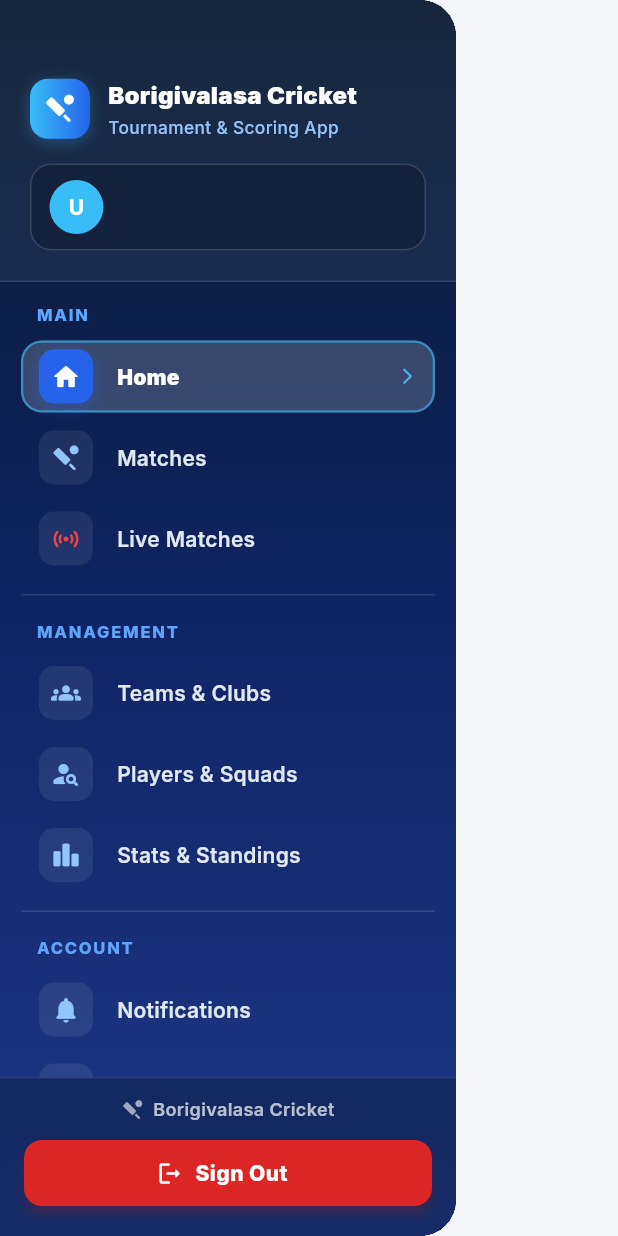
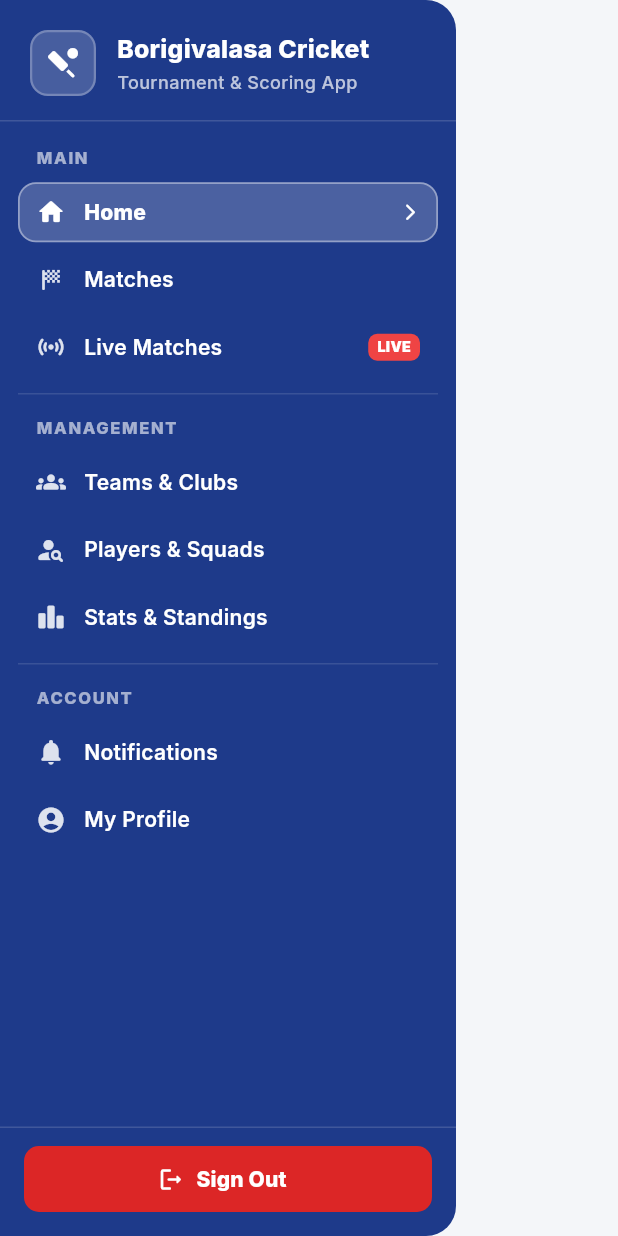
Before and after one commit to rajeshkinjarapu/cricket_borigivalasa, a Flutter app: the AppDrawer widget shown alone on an empty page, opened directly, on a phone screen of 412 x 824 dp. Run offline on Flutter 3.47's test engine with Material 3 defaults, Android fonts, the phone set to English and light mode, and no system bars; our stand-ins replace cloud_firestore, firebase_auth, firebase_core, firebase_storage, fl_chart, flutter_riverpod and 3 more; accounts and stored records are empty.

Commit message:
refactor: simplify sidebar drawer with single royal blue theme and remove admin badge card

```diff
--- a/lib/features/dashboard/presentation/widgets/app_drawer.dart
+++ b/lib/features/dashboard/presentation/widgets/app_drawer.dart
@@ -2,11 +2,12 @@ import 'package:flutter/material.dart';
 import 'package:flutter_riverpod/flutter_riverpod.dart';
 import 'package:go_router/go_router.dart';
 import '../../../../core/constants/app_constants.dart';
-import '../../../auth/data/models/app_user.dart';
 import '../../../auth/presentation/providers/auth_providers.dart';
 
 class AppDrawer extends ConsumerWidget {
   const AppDrawer({super.key});
+
+  static const Color drawerBlue = Color(0xFF1E3A8A); // Clean, solid Royal Blue theme
 
   @override
   Widget build(BuildContext context, WidgetRef ref) {
@@ -15,37 +16,81 @@ class AppDrawer extends ConsumerWidget {
     final bool isAdmin = user?.role == UserRole.admin;
 
     return Drawer(
-      backgroundColor: const Color(0xFF0A192F),
+      backgroundColor: drawerBlue,
       shape: const RoundedRectangleBorder(
         borderRadius: BorderRadius.only(
-          topRight: Radius.circular(24),
-          bottomRight: Radius.circular(24),
+          topRight: Radius.circular(20),
+          bottomRight: Radius.circular(20),
         ),
       ),
-      child: Container(
-        decoration: const BoxDecoration(
-          gradient: LinearGradient(
-            begin: Alignment.topCenter,
-            end: Alignment.bottomCenter,
-            colors: [
-              Color(0xFF0A192F), // Deep Navy
-              Color(0xFF0F2464), // Royal Navy
-              Color(0xFF1E3A8A), // Cricket Blue
-            ],
-          ),
-        ),
+      child: SafeArea(
         child: Column(
           children: [
-            // ── Top Header with App Title & Logged-in User Info ──
-            _buildDrawerHeader(context, user, isAdmin),
+            // ── Clean App Header (No Administrator Box) ──
+            Container(
+              width: double.infinity,
+              padding: const EdgeInsets.fromLTRB(20, 20, 20, 16),
+              decoration: BoxDecoration(
+                border: Border(
+                  bottom: BorderSide(color: Colors.white.withOpacity(0.15), width: 1),
+                ),
+              ),
+              child: Row(
+                children: [
+                  Container(
+                    width: 44,
+                    height: 44,
+                    decoration: BoxDecoration(
+                      color: Colors.white.withOpacity(0.18),
+                      borderRadius: BorderRadius.circular(12),
+                      border: Border.all(color: Colors.white.withOpacity(0.25), width: 1.5),
+                    ),
+                    alignment: Alignment.center,
+                    child: const Icon(
+                      Icons.sports_cricket_rounded,
+                      color: Colors.white,
+                      size: 24,
+                    ),
+                  ),
+                  const SizedBox(width: 14),
+                  const Expanded(
+                    child: Column(
+                      crossAxisAlignment: CrossAxisAlignment.start,
+                      children: [
+                        Text(
+                          'Borigivalasa Cricket',
+                          style: TextStyle(
+                            color: Colors.white,
+                            fontSize: 16.5,
+                            fontWeight: FontWeight.w800,
+                            letterSpacing: 0.2,
+                          ),
+                          maxLines: 1,
+                          overflow: TextOverflow.ellipsis,
+                        ),
+                        SizedBox(height: 2),
+                        Text(
+                          'Tournament & Scoring App',
+                          style: TextStyle(
+                            color: Colors.white70,
+                            fontSize: 12,
+                            fontWeight: FontWeight.w500,
+                          ),
+                        ),
+                      ],
+                    ),
+                  ),
+                ],
+              ),
+            ),
 
             // ── Navigation Items List ──
             Expanded(
               child: ListView(
-                padding: const EdgeInsets.symmetric(horizontal: 14, vertical: 8),
+                padding: const EdgeInsets.symmetric(horizontal: 12, vertical: 10),
                 children: [
-                  // ── Group 1: MAIN ──
-                  _buildSectionHeader('MAIN'),
+                  // ── MAIN ──
+                  _buildSectionLabel('MAIN'),
                   _buildNavItem(
                     context: context,
                     icon: Icons.home_rounded,
@@ -59,7 +104,7 @@ class AppDrawer extends ConsumerWidget {
                   ),
                   _buildNavItem(
                     context: context,
-                    icon: Icons.sports_cricket_rounded,
+                    icon: Icons.sports_score_rounded,
                     label: 'Matches',
                     route: '/matches-list',
                     currentLocation: currentLocation,
@@ -74,21 +119,20 @@ class AppDrawer extends ConsumerWidget {
                     label: 'Live Matches',
                     route: '/live-matches',
                     currentLocation: currentLocation,
-                    accentColor: const Color(0xFFEF4444),
+                    badgeText: 'LIVE',
+                    badgeColor: const Color(0xFFEF4444),
                     onTap: () {
                       Navigator.pop(context);
                       context.push('/live-matches');
                     },
                   ),
 
-                  const SizedBox(height: 10),
+                  const SizedBox(height: 8),
                   Divider(height: 1, color: Colors.white.withOpacity(0.12)),
-                  const SizedBox(height: 10),
+                  const SizedBox(height: 8),
 
-                  // ── Group 2: MANAGEMENT ──
-                  _buildSectionHeader('MANAGEMENT'),
-
-                  // ONLY ADMIN sees Tournaments
+                  // ── MANAGEMENT ──
+                  _buildSectionLabel('MANAGEMENT'),
                   if (isAdmin)
                     _buildNavItem(
                       context: context,
@@ -96,13 +140,11 @@ class AppDrawer extends ConsumerWidget {
                       label: 'Tournaments',
                       route: '/tournaments',
                       currentLocation: currentLocation,
-                      accentColor: const Color(0xFFF59E0B),
                       onTap: () {
                         Navigator.pop(context);
                         context.push('/tournaments');
                       },
                     ),
-
                   _buildNavItem(
                     context: context,
                     icon: Icons.groups_rounded,
@@ -129,7 +171,7 @@ class AppDrawer extends ConsumerWidget {
                     _buildNavItem(
                       context: context,
                       icon: Icons.manage_accounts_rounded,
-                      label: 'Manage Members',
+                      label: 'Members',
                       route: '/members',
                       currentLocation: currentLocation,
                       onTap: () {
@@ -149,12 +191,12 @@ class AppDrawer extends ConsumerWidget {
                     },
                   ),
 
-                  const SizedBox(height: 10),
+                  const SizedBox(height: 8),
                   Divider(height: 1, color: Colors.white.withOpacity(0.12)),
-                  const SizedBox(height: 10),
+                  const SizedBox(height: 8),
 
-                  // ── Group 3: ACCOUNT ──
-                  _buildSectionHeader('ACCOUNT'),
+                  // ── ACCOUNT ──
+                  _buildSectionLabel('ACCOUNT'),
                   _buildNavItem(
                     context: context,
                     icon: Icons.notifications_rounded,
@@ -181,170 +223,60 @@ class AppDrawer extends ConsumerWidget {
               ),
             ),
 
-            // ── Footer with App Version & Sign Out Button ──
-            _buildDrawerFooter(context, ref),
+            // ── Clean Footer with Sign Out ──
+            Container(
+              padding: const EdgeInsets.fromLTRB(16, 12, 16, 16),
+              decoration: BoxDecoration(
+                border: Border(
+                  top: BorderSide(color: Colors.white.withOpacity(0.15), width: 1),
+                ),
+              ),
+              child: SizedBox(
+                width: double.infinity,
+                height: 44,
+                child: ElevatedButton.icon(
+                  onPressed: () => _confirmSignOut(context, ref),
+                  icon: const Icon(Icons.logout_rounded, color: Colors.white, size: 18),
+                  label: const Text(
+                    'Sign Out',
+                    style: TextStyle(
+                      color: Colors.white,
+                      fontWeight: FontWeight.w800,
+                      fontSize: 14,
+                    ),
+                  ),
+                  style: ElevatedButton.styleFrom(
+                    backgroundColor: const Color(0xFFDC2626),
+                    foregroundColor: Colors.white,
+                    elevation: 0,
+                    shape: RoundedRectangleBorder(
+                      borderRadius: BorderRadius.circular(10),
+                    ),
+                  ),
+                ),
+              ),
+            ),
           ],
         ),
       ),
     );
   }
 
-  // ── Header Widget (Rich Cricket Blue Header) ──
-  Widget _buildDrawerHeader(BuildContext context, AppUser? user, bool isAdmin) {
-    return Container(
-      width: double.infinity,
-      padding: const EdgeInsets.fromLTRB(20, 52, 20, 20),
-      decoration: BoxDecoration(
-        color: Colors.white.withOpacity(0.06),
-        border: Border(
-          bottom: BorderSide(color: Colors.white.withOpacity(0.12), width: 1),
-        ),
-      ),
-      child: Column(
-        crossAxisAlignment: CrossAxisAlignment.start,
-        children: [
-          // App Title + Logo
-          Row(
-            children: [
-              Container(
-                padding: const EdgeInsets.all(9),
-                decoration: BoxDecoration(
-                  gradient: const LinearGradient(
-                    colors: [Color(0xFF38BDF8), Color(0xFF2563EB)],
-                  ),
-                  borderRadius: BorderRadius.circular(12),
-                  boxShadow: [
-                    BoxShadow(
-                      color: const Color(0xFF38BDF8).withOpacity(0.3),
-                      blurRadius: 8,
-                      offset: const Offset(0, 2),
-                    ),
-                  ],
-                ),
-                child: const Icon(
-                  Icons.sports_cricket_rounded,
-                  color: Colors.white,
-                  size: 22,
-                ),
-              ),
-              const SizedBox(width: 12),
-              const Expanded(
-                child: Column(
-                  crossAxisAlignment: CrossAxisAlignment.start,
-                  children: [
-                    Text(
-                      'Borigivalasa Cricket',
-                      style: TextStyle(
-                        color: Colors.white,
-                        fontSize: 16,
-                        fontWeight: FontWeight.w900,
-                        letterSpacing: 0.2,
-                      ),
-                      maxLines: 1,
-                      overflow: TextOverflow.ellipsis,
-                    ),
-                    SizedBox(height: 2),
-                    Text(
-                      'Tournament & Scoring App',
-                      style: TextStyle(
-                        color: Color(0xFF93C5FD),
-                        fontSize: 11.5,
-                        fontWeight: FontWeight.w500,
-                      ),
-                    ),
-                  ],
-                ),
-              ),
-            ],
-          ),
-
-          const SizedBox(height: 16),
-
-          // User Profile Quick Bar
-          Container(
-            padding: const EdgeInsets.symmetric(horizontal: 12, vertical: 10),
-            decoration: BoxDecoration(
-              color: Colors.black.withOpacity(0.2),
-              borderRadius: BorderRadius.circular(14),
-              border: Border.all(color: Colors.white.withOpacity(0.15)),
-            ),
-            child: Row(
-              children: [
-                CircleAvatar(
-                  radius: 18,
-                  backgroundColor: const Color(0xFF38BDF8),
-                  backgroundImage: user?.photoUrl != null && user!.photoUrl!.isNotEmpty
-                      ? NetworkImage(user.photoUrl!)
-                      : null,
-                  child: user?.photoUrl == null || user!.photoUrl!.isEmpty
-                      ? Text(
-                          (user?.displayName.isNotEmpty ?? false)
-                              ? user!.displayName[0].toUpperCase()
-                              : 'U',
-                          style: const TextStyle(
-                            color: Colors.white,
-                            fontWeight: FontWeight.bold,
-                            fontSize: 14,
-                          ),
-                        )
-                      : null,
-                ),
-                const SizedBox(width: 10),
-                Expanded(
-                  child: Column(
-                    crossAxisAlignment: CrossAxisAlignment.start,
-                    mainAxisAlignment: MainAxisAlignment.center,
-                    children: [
-                      Text(
-                        user?.displayName ?? 'User',
-                        style: const TextStyle(
-                          color: Colors.white,
-                          fontWeight: FontWeight.bold,
-                          fontSize: 14,
-                        ),
-                        maxLines: 1,
-                        overflow: TextOverflow.ellipsis,
-                      ),
-                      if (isAdmin)
-                        const Padding(
-                          padding: EdgeInsets.only(top: 2),
-                          child: Text(
-                            '👑 Administrator',
-                            style: TextStyle(
-                              color: Color(0xFFFBBF24),
-                              fontSize: 11,
-                              fontWeight: FontWeight.w600,
-                            ),
-                          ),
-                        ),
-                    ],
-                  ),
-                ),
-              ],
-            ),
-          ),
-        ],
-      ),
-    );
-  }
-
-  // ── Section Header ──
-  Widget _buildSectionHeader(String title) {
+  Widget _buildSectionLabel(String text) {
     return Padding(
-      padding: const EdgeInsets.only(left: 10, top: 6, bottom: 6),
+      padding: const EdgeInsets.only(left: 12, top: 6, bottom: 6),
       child: Text(
-        title,
-        style: const TextStyle(
-          color: Color(0xFF60A5FA), // Sky Blue Accent
+        text,
+        style: TextStyle(
+          color: Colors.white.withOpacity(0.6),
           fontSize: 11,
           fontWeight: FontWeight.w800,
-          letterSpacing: 1.2,
+          letterSpacing: 1.1,
         ),
       ),
     );
   }
 
-  // ── Navigation Item (Blue Glassmorphic Active Pill) ──
   Widget _buildNavItem({
     required BuildContext context,
     required IconData icon,
@@ -352,135 +284,72 @@ class AppDrawer extends ConsumerWidget {
     required String route,
     required String currentLocation,
     required VoidCallback onTap,
-    Color? accentColor,
+    String? badgeText,
+    Color? badgeColor,
   }) {
     final bool isActive = currentLocation == route ||
         (route != '/admin' && route != '/member' && currentLocation.startsWith(route));
 
     return Padding(
-      padding: const EdgeInsets.symmetric(vertical: 3),
+      padding: const EdgeInsets.symmetric(vertical: 2.5),
       child: Material(
-        color: isActive
-            ? Colors.white.withOpacity(0.18)
-            : Colors.transparent,
+        color: isActive ? Colors.white.withOpacity(0.2) : Colors.transparent,
         shape: RoundedRectangleBorder(
-          borderRadius: BorderRadius.circular(14),
+          borderRadius: BorderRadius.circular(12),
           side: isActive
-              ? BorderSide(color: (accentColor ?? const Color(0xFF38BDF8)).withOpacity(0.6), width: 1.5)
+              ? BorderSide(color: Colors.white.withOpacity(0.4), width: 1.2)
               : BorderSide.none,
         ),
-        child: ListTile(
+        child: InkWell(
           onTap: onTap,
-          shape: RoundedRectangleBorder(borderRadius: BorderRadius.circular(14)),
-          contentPadding: const EdgeInsets.symmetric(horizontal: 12, vertical: 0),
-          dense: true,
-          leading: Container(
-            width: 36,
-            height: 36,
-            decoration: BoxDecoration(
-              color: isActive
-                  ? (accentColor ?? const Color(0xFF2563EB))
-                  : Colors.white.withOpacity(0.08),
-              borderRadius: BorderRadius.circular(10),
-              boxShadow: isActive
-                  ? [
-                      BoxShadow(
-                        color: (accentColor ?? const Color(0xFF2563EB)).withOpacity(0.4),
-                        blurRadius: 8,
-                        offset: const Offset(0, 2),
+          borderRadius: BorderRadius.circular(12),
+          child: Padding(
+            padding: const EdgeInsets.symmetric(horizontal: 12, vertical: 10),
+            child: Row(
+              children: [
+                Icon(
+                  icon,
+                  color: isActive ? Colors.white : Colors.white.withOpacity(0.85),
+                  size: 20,
+                ),
+                const SizedBox(width: 12),
+                Expanded(
+                  child: Text(
+                    label,
+                    style: TextStyle(
+                      color: Colors.white,
+                      fontSize: 14,
+                      fontWeight: isActive ? FontWeight.w800 : FontWeight.w600,
+                      letterSpacing: 0.2,
+                    ),
+                  ),
+                ),
+                if (badgeText != null)
+                  Container(
+                    padding: const EdgeInsets.symmetric(horizontal: 6, vertical: 2),
+                    decoration: BoxDecoration(
+                      color: badgeColor ?? Colors.red,
+                      borderRadius: BorderRadius.circular(6),
+                    ),
+                    child: Text(
+                      badgeText,
+                      style: const TextStyle(
+                        color: Colors.white,
+                        fontSize: 9.5,
+                        fontWeight: FontWeight.w900,
                       ),
-                    ]
-                  : null,
-            ),
-            child: Icon(
-              icon,
-              color: isActive ? Colors.white : (accentColor ?? const Color(0xFF93C5FD)),
-              size: 20,
+                    ),
+                  )
+                else if (isActive)
+                  const Icon(
+                    Icons.arrow_forward_ios_rounded,
+                    color: Colors.white,
+                    size: 13,
+                  ),
+              ],
             ),
           ),
-          title: Text(
-            label,
-            style: TextStyle(
-              color: isActive ? Colors.white : const Color(0xFFE2E8F0),
-              fontWeight: isActive ? FontWeight.w900 : FontWeight.w600,
-              fontSize: 14,
-              letterSpacing: 0.2,
-            ),
-          ),
-          trailing: isActive
-              ? Icon(
-                  Icons.arrow_forward_ios_rounded,
-                  size: 13,
-                  color: accentColor ?? const Color(0xFF38BDF8),
-                )
-              : null,
         ),
-      ),
-    );
-  }
-
-  // ── Footer Section with Sign Out ──
-  Widget _buildDrawerFooter(BuildContext context, WidgetRef ref) {
-    return Container(
-      padding: const EdgeInsets.fromLTRB(16, 12, 16, 20),
-      decoration: BoxDecoration(
-        color: Colors.black.withOpacity(0.25),
-        border: Border(
-          top: BorderSide(color: Colors.white.withOpacity(0.12), width: 1),
-        ),
-      ),
-      child: Column(
-        children: [
-          // App Brand Footer
-          Row(
-            mainAxisAlignment: MainAxisAlignment.center,
-            children: [
-              Icon(
-                Icons.sports_cricket_rounded,
-                size: 15,
-                color: Colors.white.withOpacity(0.6),
-              ),
-              const SizedBox(width: 6),
-              Text(
-                'Borigivalasa Cricket',
-                style: TextStyle(
-                  color: Colors.white.withOpacity(0.7),
-                  fontSize: 12,
-                  fontWeight: FontWeight.w600,
-                ),
-              ),
-            ],
-          ),
-          const SizedBox(height: 12),
-
-          // Sign Out Button
-          SizedBox(
-            width: double.infinity,
-            height: 44,
-            child: ElevatedButton.icon(
-              onPressed: () => _confirmSignOut(context, ref),
-              icon: const Icon(Icons.logout_rounded, color: Colors.white, size: 18),
-              label: const Text(
-                'Sign Out',
-                style: TextStyle(
-                  color: Colors.white,
-                  fontWeight: FontWeight.w800,
-                  fontSize: 14,
-                  letterSpacing: 0.3,
-                ),
-              ),
-              style: ElevatedButton.styleFrom(
-                backgroundColor: const Color(0xFFDC2626),
-                foregroundColor: Colors.white,
-                elevation: 3,
-                shadowColor: const Color(0xFFDC2626).withOpacity(0.5),
-                shape: RoundedRectangleBorder(
-                  borderRadius: BorderRadius.circular(12),
-                ),
-              ),
-            ),
-          ),
-        ],
       ),
     );
   }
@@ -490,10 +359,10 @@ class AppDrawer extends ConsumerWidget {
       context: context,
       builder: (dialogCtx) => AlertDialog(
         backgroundColor: Colors.white,
-        shape: RoundedRectangleBorder(borderRadius: BorderRadius.circular(18)),
+        shape: RoundedRectangleBorder(borderRadius: BorderRadius.circular(16)),
         title: const Row(
           children: [
-            Icon(Icons.logout_rounded, color: Color(0xFFDC2626), size: 24),
+            Icon(Icons.logout_rounded, color: Color(0xFFDC2626), size: 22),
             SizedBox(width: 10),
             Text(
               'Sign Out',
@@ -506,7 +375,7 @@ class AppDrawer extends ConsumerWidget {
           ],
         ),
         content: const Text(
-          'Are you sure you want to sign out of your account?',
+          'Are you sure you want to sign out?',
           style: TextStyle(fontSize: 14, color: Color(0xFF475569)),
         ),
         actions: [
@@ -531,7 +400,7 @@ class AppDrawer extends ConsumerWidget {
             style: ElevatedButton.styleFrom(
               backgroundColor: const Color(0xFFDC2626),
               foregroundColor: Colors.white,
-              shape: RoundedRectangleBorder(borderRadius: BorderRadius.circular(10)),
+              shape: RoundedRectangleBorder(borderRadius: BorderRadius.circular(8)),
             ),
             child: const Text('Sign Out', style: TextStyle(fontWeight: FontWeight.bold)),
           ),
```
